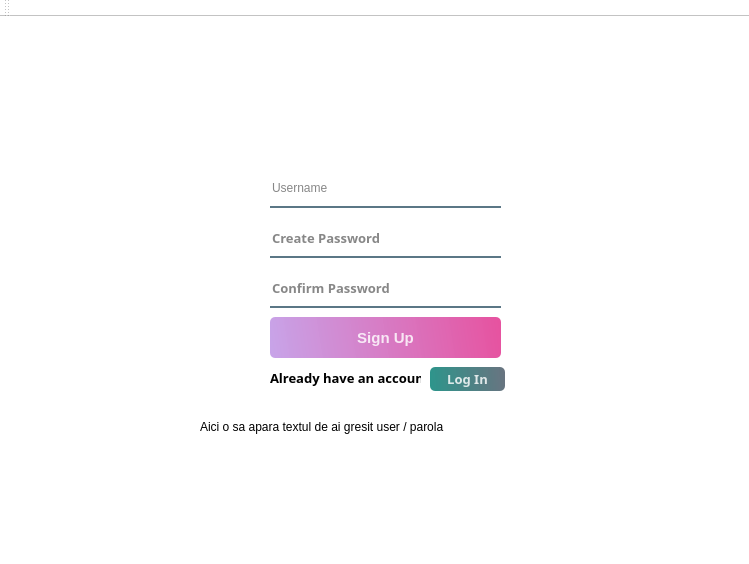
Old version of the form GUI+Client/GUI+Client/signupWindow.ui in the repository RobyDoge/Burning-Legion.
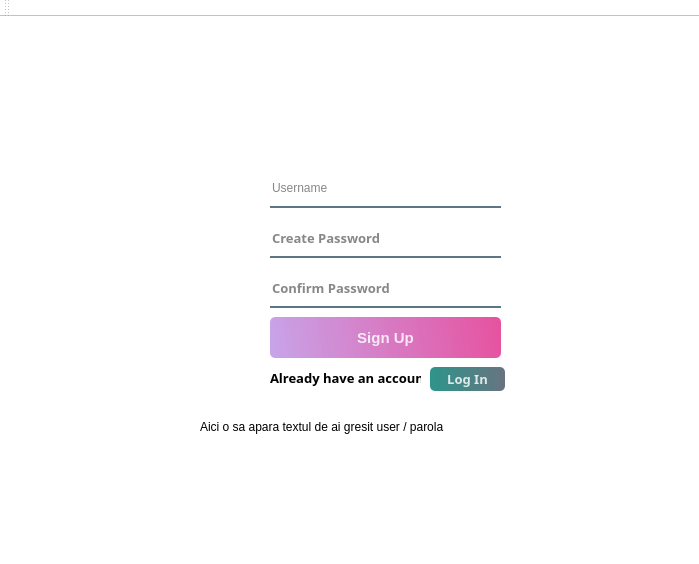
New version of the form.

```diff
--- a/GUI+Client/GUI+Client/signupWindow.ui
+++ b/GUI+Client/GUI+Client/signupWindow.ui
@@ -6,7 +6,7 @@
    <rect>
     <x>0</x>
     <y>0</y>
-    <width>749</width>
+    <width>699</width>
     <height>564</height>
    </rect>
   </property>
```
Left out of the diff: 16 changed lines with no effect on the pictures.
